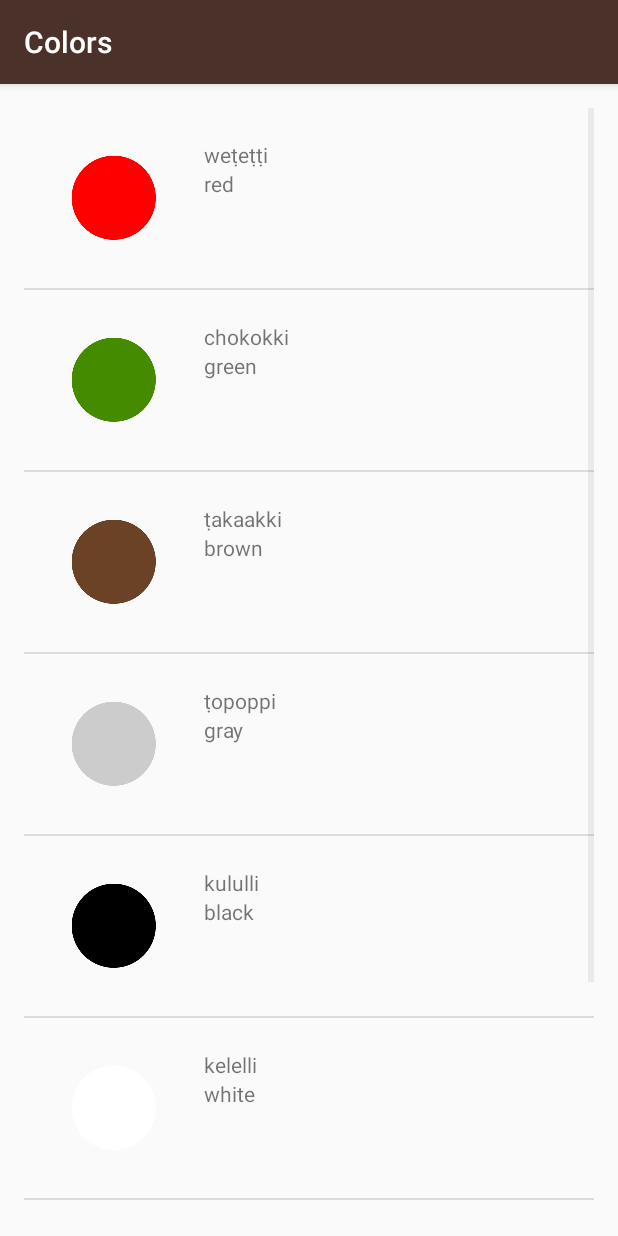
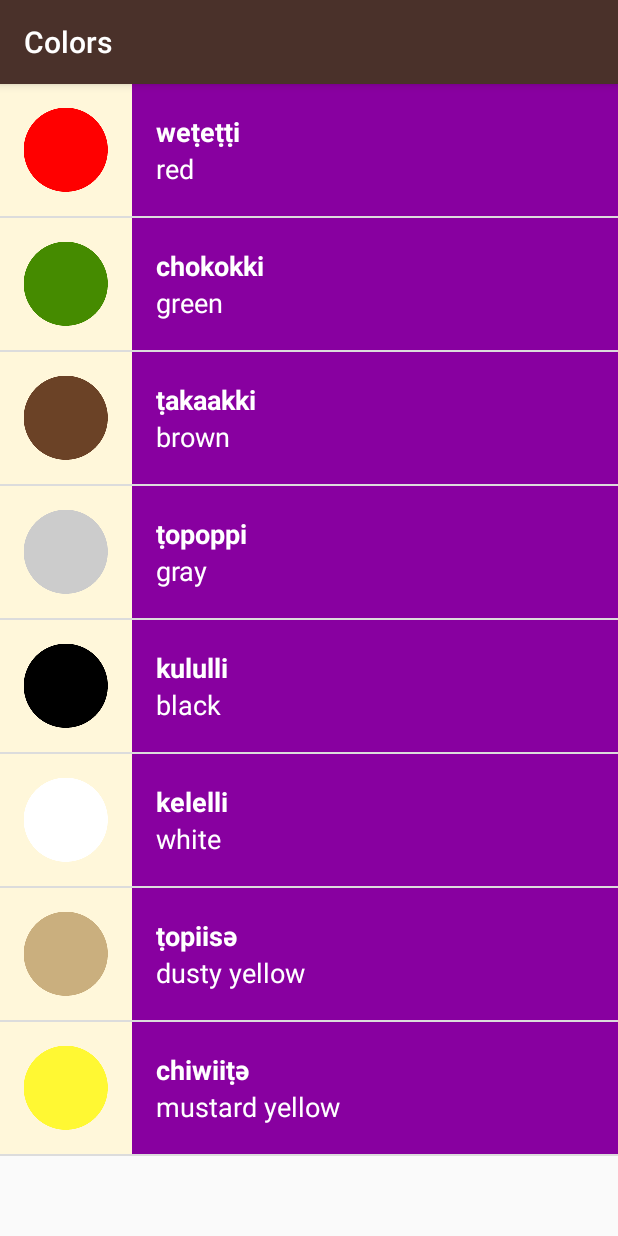
Before and after one commit to fahrican/MiwokApp, an Android app: the ColorsActivity screen opened directly, with no data from a screen before it, on a phone screen of 412 x 824 dp. Run offline under Robolectric (Android 15) with nearby library versions, the phone set to English and light mode, and no system bars.

Commit message:
added different background colors to the categories

```diff
--- a/app/src/main/java/com/example/android/miwok/ColorsActivity.java
+++ b/app/src/main/java/com/example/android/miwok/ColorsActivity.java
@@ -24,7 +24,7 @@ public class ColorsActivity extends AppCompatActivity {
         colors.add(new Word("dusty yellow", "ṭopiisә", R.drawable.color_dusty_yellow));
         colors.add(new Word("mustard yellow", "chiwiiṭә", R.drawable.color_mustard_yellow));
 
-        WordAdapter adapter = new WordAdapter(this, colors);
+        WordAdapter adapter = new WordAdapter(this, colors, R.color.category_colors);
 
         ListView listView = (ListView) findViewById(R.id.list);
         listView.setAdapter(adapter);
--- a/app/src/main/java/com/example/android/miwok/FamilyActivity.java
+++ b/app/src/main/java/com/example/android/miwok/FamilyActivity.java
@@ -25,7 +25,7 @@ public class FamilyActivity extends AppCompatActivity {
         familyMember.add(new Word("grandmother", "ama", R.drawable.family_grandmother));
         familyMember.add(new Word("grandfather", "paapa", R.drawable.family_father));
 
-        WordAdapter adapter = new WordAdapter(this, familyMember);
+        WordAdapter adapter = new WordAdapter(this, familyMember, R.color.category_family);
 
         ListView listView = (ListView) findViewById(R.id.list);
         listView.setAdapter(adapter);
--- a/app/src/main/java/com/example/android/miwok/NumbersActivity.java
+++ b/app/src/main/java/com/example/android/miwok/NumbersActivity.java
@@ -31,7 +31,7 @@ public class NumbersActivity extends AppCompatActivity {
         // simple_list_item_1.xml layout resource defined in the Android framework.
         // This list item layout contains a single {@link TextView}, which the adapter will set to
         // display a single word.
-        WordAdapter adapter = new WordAdapter(this, words);
+        WordAdapter adapter = new WordAdapter(this, words, R.color.category_numbers);
 
         // Find the {@link ListView} object in the view hierarchy of the {@link Activity}.
         // There should be a {@link ListView} with the view ID called list, which is declared in the
--- a/app/src/main/java/com/example/android/miwok/PhrasesActivity.java
+++ b/app/src/main/java/com/example/android/miwok/PhrasesActivity.java
@@ -25,7 +25,7 @@ public class PhrasesActivity extends AppCompatActivity {
         phrases.add(new Word("Let’s go.", "yoowutis"));
         phrases.add(new Word("Come here.", "әnni'nem"));
 
-        WordAdapter adapter = new WordAdapter(this, phrases);
+        WordAdapter adapter = new WordAdapter(this, phrases, R.color.category_phrases);
 
         ListView listView = (ListView) findViewById(R.id.list);
         listView.setAdapter(adapter);
--- a/app/src/main/java/com/example/android/miwok/WordAdapter.java
+++ b/app/src/main/java/com/example/android/miwok/WordAdapter.java
@@ -5,6 +5,7 @@ import android.content.Context;
 import android.support.annotation.LayoutRes;
 import android.support.annotation.NonNull;
 import android.support.annotation.Nullable;
+import android.support.v4.content.ContextCompat;
 import android.view.LayoutInflater;
 import android.view.View;
 import android.view.ViewGroup;
@@ -22,9 +23,12 @@ import static android.R.attr.resource;
 
 public class WordAdapter extends ArrayAdapter<Word> {
 
-    public WordAdapter(Activity context, ArrayList<Word> wordList) {
+    private int colorResourceId;
+
+    public WordAdapter(Activity context, ArrayList<Word> wordList, int colorResourceId) {
 
         super(context, 0, wordList);
+        this.colorResourceId = colorResourceId;
     }
 
     @Override
@@ -54,6 +58,14 @@ public class WordAdapter extends ArrayAdapter<Word> {
             imageView.setVisibility(View.GONE);
         }
 
+
+        // Set the theme color for the list item
+        View textContainer = listItemView.findViewById(R.id.text_container);
+        // Find the color that the resource ID maps to
+        int color = ContextCompat.getColor(getContext(), colorResourceId);
+        // Set the background color of the text container View
+        textContainer.setBackgroundColor(color);
+
         // Return the whole list item layout
         // so that it can be shown in the ListView
         return listItemView;
--- a/app/src/main/res/layout/list_item.xml
+++ b/app/src/main/res/layout/list_item.xml
@@ -4,38 +4,47 @@
     android:layout_width="match_parent"
     android:layout_height="match_parent"
     android:orientation="horizontal"
-    android:padding="16dp">
+    android:minHeight="@dimen/list_item_height"
+    android:background="@color/tan_background">
 
 
     <ImageView
         android:id="@+id/image"
-        android:layout_width="wrap_content"
-        android:layout_height="wrap_content"
+        android:layout_width="@dimen/list_item_height"
+        android:layout_height="@dimen/list_item_height"
         android:layout_alignParentLeft="true"
-        android:layout_marginRight="16dp"
-        android:src="@mipmap/ic_launcher" />
+        android:background="@color/tan_background"/>
 
-    <LinearLayout xmlns:android="http://schemas.android.com/apk/res/android"
-        xmlns:tools="http://schemas.android.com/tools"
+    <LinearLayout
+        android:id="@+id/text_container"
         android:layout_width="match_parent"
-        android:layout_height="wrap_content"
-        android:orientation="vertical">
+        android:layout_height="match_parent"
+        android:orientation="vertical"
+        android:paddingLeft="16dp">
 
         <TextView
             android:id="@+id/miwok_text_view"
-            android:layout_width="wrap_content"
-            android:layout_height="wrap_content"
-            android:layout_marginTop="5dp"
+            android:layout_width="match_parent"
+            android:layout_height="0dp"
+            android:layout_weight="1"
+            android:gravity="bottom"
             android:layout_toRightOf="@id/image"
-            tools:text="lutti" />
+            tools:text="lutti"
+            android:textStyle="bold"
+            android:textColor="#FFF"
+            android:textSize="18sp"/>
 
         <TextView
             android:id="@+id/default_text_view"
-            android:layout_width="wrap_content"
-            android:layout_height="wrap_content"
+            android:layout_width="match_parent"
+            android:layout_height="0dp"
+            android:layout_weight="1"
+            android:gravity="top"
             android:layout_below="@id/miwok_text_view"
             android:layout_toRightOf="@id/image"
-            tools:text="one" />
+            tools:text="one"
+            android:textColor="#FFF"
+            android:textSize="18sp"/>
 
     </LinearLayout>
 
--- a/app/src/main/res/layout/word_list.xml
+++ b/app/src/main/res/layout/word_list.xml
@@ -3,5 +3,4 @@
     xmlns:tools="http://schemas.android.com/tools"
     android:id="@+id/list"
     android:layout_width="match_parent"
-    android:layout_height="match_parent"
-    android:padding="16dp"/>
+    android:layout_height="match_parent"/>
--- a/app/src/main/res/values-w820dp/dimens.xml
+++ /dev/null
@@ -1,20 +0,0 @@
-<!-- Copyright (C) 2016 The Android Open Source Project
-
-     Licensed under the Apache License, Version 2.0 (the "License");
-     you may not use this file except in compliance with the License.
-     You may obtain a copy of the License at
-
-          http://www.apache.org/licenses/LICENSE-2.0
-
-     Unless required by applicable law or agreed to in writing, software
-     distributed under the License is distributed on an "AS IS" BASIS,
-     WITHOUT WARRANTIES OR CONDITIONS OF ANY KIND, either express or implied.
-     See the License for the specific language governing permissions and
-     limitations under the License.
--->
-<resources>
-    <!-- Example customization of dimensions originally defined in res/values/dimens.xml
-         (such as screen margins) for screens with more than 820dp of available width. This
-         would include 7" and 10" devices in landscape (~960dp and ~1280dp respectively). -->
-    <dimen name="activity_horizontal_margin">64dp</dimen>
-</resources>
--- a/app/src/main/res/values/dimens.xml
+++ b/app/src/main/res/values/dimens.xml
@@ -15,7 +15,4 @@
 <resources>
     <!-- Height of each list item -->
     <dimen name="list_item_height">88dp</dimen>
-    <!-- Default screen margins, per the Android Design guidelines. -->
-    <dimen name="activity_horizontal_margin">16dp</dimen>
-    <dimen name="activity_vertical_margin">16dp</dimen>
 </resources>
```
